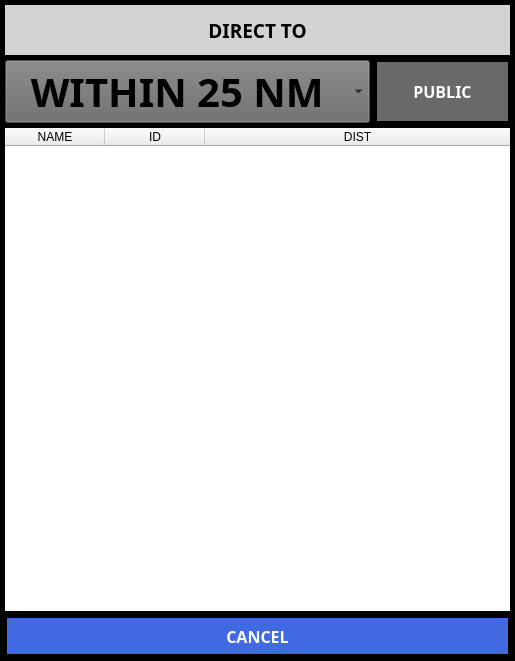
This is ui/AirportDialog.ui in UnexplodedMinds/Stratofier as Qt 5 draws it before an edit. The edited form follows.
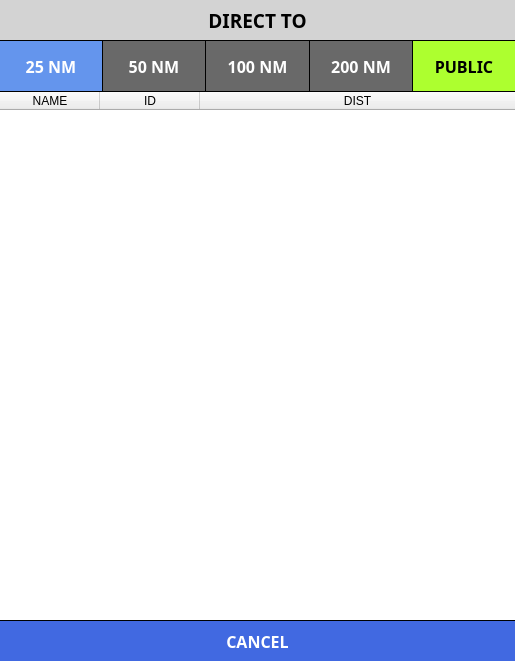
This is the edited form.

Diff of the .ui file:
```diff
--- a/ui/AirportDialog.ui
+++ b/ui/AirportDialog.ui
@@ -97,39 +97,209 @@
 	border: none;
 	background-color: DimGray;
 	color: white;
-	margin: 2px;
+	margin: 0px;
 }
 QPushButton::pressed
 {
 	border: none;
 	background-color: LightGray;
 	color: black;
-	margin: 2px;
-}
-QComboBox
-{
-	background-color: DimGray;
-	color: black;
+	margin: 0px;
 }
 </string>
   </property>
   <layout class="QGridLayout" name="gridLayout">
    <property name="leftMargin">
-    <number>5</number>
+    <number>0</number>
    </property>
    <property name="topMargin">
-    <number>5</number>
+    <number>0</number>
    </property>
    <property name="rightMargin">
-    <number>5</number>
+    <number>0</number>
    </property>
    <property name="bottomMargin">
-    <number>5</number>
+    <number>0</number>
    </property>
    <property name="spacing">
-    <number>5</number>
+    <number>1</number>
    </property>
-   <item row="0" column="0" colspan="2">
+   <item row="1" column="2">
+    <widget class="QPushButton" name="m_pRange100">
+     <property name="sizePolicy">
+      <sizepolicy hsizetype="MinimumExpanding" vsizetype="Minimum">
+       <horstretch>0</horstretch>
+       <verstretch>0</verstretch>
+      </sizepolicy>
+     </property>
+     <property name="minimumSize">
+      <size>
+       <width>0</width>
+       <height>50</height>
+      </size>
+     </property>
+     <property name="font">
+      <font>
+       <family>Droid Sans</family>
+       <pointsize>12</pointsize>
+       <weight>75</weight>
+       <bold>true</bold>
+      </font>
+     </property>
+     <property name="autoFillBackground">
+      <bool>false</bool>
+     </property>
+     <property name="text">
+      <string>100 NM</string>
+     </property>
+    </widget>
+   </item>
+   <item row="1" column="4">
+    <widget class="QPushButton" name="m_pAirportsButton">
+     <property name="sizePolicy">
+      <sizepolicy hsizetype="MinimumExpanding" vsizetype="Minimum">
+       <horstretch>0</horstretch>
+       <verstretch>0</verstretch>
+      </sizepolicy>
+     </property>
+     <property name="minimumSize">
+      <size>
+       <width>0</width>
+       <height>50</height>
+      </size>
+     </property>
+     <property name="font">
+      <font>
+       <family>Droid Sans</family>
+       <pointsize>12</pointsize>
+       <weight>75</weight>
+       <bold>true</bold>
+      </font>
+     </property>
+     <property name="autoFillBackground">
+      <bool>false</bool>
+     </property>
+     <property name="styleSheet">
+      <string notr="true">QPushButton
+{
+	border: none;
+	background-color: greenYellow;
+	color: black;
+	margin: 0px;
+}
+QPushButton::pressed
+{
+	border: none;
+	background-color: LightGray;
+	color: black;
+	margin: 0px;
+}
+</string>
+     </property>
+     <property name="text">
+      <string>PUBLIC</string>
+     </property>
+    </widget>
+   </item>
+   <item row="1" column="1">
+    <widget class="QPushButton" name="m_pRange50">
+     <property name="sizePolicy">
+      <sizepolicy hsizetype="MinimumExpanding" vsizetype="Minimum">
+       <horstretch>0</horstretch>
+       <verstretch>0</verstretch>
+      </sizepolicy>
+     </property>
+     <property name="minimumSize">
+      <size>
+       <width>0</width>
+       <height>50</height>
+      </size>
+     </property>
+     <property name="font">
+      <font>
+       <family>Droid Sans</family>
+       <pointsize>12</pointsize>
+       <weight>75</weight>
+       <bold>true</bold>
+      </font>
+     </property>
+     <property name="autoFillBackground">
+      <bool>false</bool>
+     </property>
+     <property name="text">
+      <string>50 NM</string>
+     </property>
+    </widget>
+   </item>
+   <item row="1" column="3">
+    <widget class="QPushButton" name="m_pRange200">
+     <property name="sizePolicy">
+      <sizepolicy hsizetype="MinimumExpanding" vsizetype="Minimum">
+       <horstretch>0</horstretch>
+       <verstretch>0</verstretch>
+      </sizepolicy>
+     </property>
+     <property name="minimumSize">
+      <size>
+       <width>0</width>
+       <height>50</height>
+      </size>
+     </property>
+     <property name="font">
+      <font>
+       <family>Droid Sans</family>
+       <pointsize>12</pointsize>
+       <weight>75</weight>
+       <bold>true</bold>
+      </font>
+     </property>
+     <property name="autoFillBackground">
+      <bool>false</bool>
+     </property>
+     <property name="text">
+      <string>200 NM</string>
+     </property>
+    </widget>
+   </item>
+   <item row="1" column="0">
+    <widget class="QPushButton" name="m_pRange25">
+     <property name="sizePolicy">
+      <sizepolicy hsizetype="MinimumExpanding" vsizetype="Minimum">
+       <horstretch>0</horstretch>
+       <verstretch>0</verstretch>
+      </sizepolicy>
+     </property>
+     <property name="minimumSize">
+      <size>
+       <width>0</width>
+       <height>50</height>
+      </size>
+     </property>
+     <property name="font">
+      <font>
+       <family>Droid Sans</family>
+       <pointsize>12</pointsize>
+       <weight>75</weight>
+       <bold>true</bold>
+      </font>
+     </property>
+     <property name="autoFillBackground">
+      <bool>false</bool>
+     </property>
+     <property name="styleSheet">
+      <string notr="true">QPushButton
+{
+	border: none;
+	background-color: CornflowerBlue;
+ 	margin: 0px; 
+}</string>
+     </property>
+     <property name="text">
+      <string>25 NM</string>
+     </property>
+    </widget>
+   </item>
+   <item row="0" column="0" colspan="5">
     <widget class="QLabel" name="m_pTitleLabel">
      <property name="sizePolicy">
       <sizepolicy hsizetype="MinimumExpanding" vsizetype="Minimum">
@@ -140,13 +310,13 @@
      <property name="minimumSize">
       <size>
        <width>0</width>
-       <height>50</height>
+       <height>40</height>
       </size>
      </property>
      <property name="maximumSize">
       <size>
        <width>16777215</width>
-       <height>50</height>
+       <height>40</height>
       </size>
      </property>
      <property name="font">
@@ -174,126 +344,7 @@
      </property>
     </widget>
    </item>
-   <item row="3" column="0" colspan="2">
-    <widget class="QPushButton" name="m_pCancelButton">
-     <property name="sizePolicy">
-      <sizepolicy hsizetype="MinimumExpanding" vsizetype="Minimum">
-       <horstretch>0</horstretch>
-       <verstretch>0</verstretch>
-      </sizepolicy>
-     </property>
-     <property name="minimumSize">
-      <size>
-       <width>0</width>
-       <height>40</height>
-      </size>
-     </property>
-     <property name="font">
-      <font>
-       <family>Droid Sans</family>
-       <pointsize>12</pointsize>
-       <weight>75</weight>
-       <bold>true</bold>
-      </font>
-     </property>
-     <property name="autoFillBackground">
-      <bool>false</bool>
-     </property>
-     <property name="styleSheet">
-      <string notr="true">QPushButton
-{
-	border: none;
-	background-color: RoyalBlue;
-	color: white;
-}
-QPushButton::pressed
-{
-	border: none;
-	background-color: CornflowerBlue;
-	color: black;
-}
-</string>
-     </property>
-     <property name="text">
-      <string>CANCEL</string>
-     </property>
-     <property name="iconSize">
-      <size>
-       <width>32</width>
-       <height>32</height>
-      </size>
-     </property>
-     <property name="autoDefault">
-      <bool>false</bool>
-     </property>
-    </widget>
-   </item>
-   <item row="1" column="1">
-    <widget class="QPushButton" name="m_pAirportsButton">
-     <property name="sizePolicy">
-      <sizepolicy hsizetype="MinimumExpanding" vsizetype="Minimum">
-       <horstretch>0</horstretch>
-       <verstretch>0</verstretch>
-      </sizepolicy>
-     </property>
-     <property name="font">
-      <font>
-       <family>Droid Sans</family>
-       <pointsize>12</pointsize>
-       <weight>75</weight>
-       <bold>true</bold>
-      </font>
-     </property>
-     <property name="text">
-      <string>PUBLIC</string>
-     </property>
-    </widget>
-   </item>
-   <item row="1" column="0">
-    <widget class="QComboBox" name="m_pDistCombo">
-     <property name="sizePolicy">
-      <sizepolicy hsizetype="MinimumExpanding" vsizetype="Fixed">
-       <horstretch>0</horstretch>
-       <verstretch>0</verstretch>
-      </sizepolicy>
-     </property>
-     <property name="minimumSize">
-      <size>
-       <width>0</width>
-       <height>50</height>
-      </size>
-     </property>
-     <property name="font">
-      <font>
-       <family>Droid Sans</family>
-       <pointsize>30</pointsize>
-       <weight>75</weight>
-       <bold>true</bold>
-      </font>
-     </property>
-     <item>
-      <property name="text">
-       <string>  WITHIN 25 NM</string>
-      </property>
-     </item>
-     <item>
-      <property name="text">
-       <string>  WITHIN 50 NM</string>
-      </property>
-     </item>
-     <item>
-      <property name="text">
-       <string>  WITHIN 100 NM</string>
-      </property>
-     </item>
-     <item>
-      <property name="text">
-       <string>  WITHIN 200 NM</string>
-      </property>
-     </item>
-    </widget>
-   </item>
-   <item row="2" column="0" colspan="2">
+   <item row="2" column="0" colspan="5">
     <widget class="QTableWidget" name="m_pAirportsTable">
      <property name="font">
       <font>
@@ -303,6 +354,9 @@
        <bold>true</bold>
       </font>
      </property>
+     <property name="autoFillBackground">
+      <bool>false</bool>
+     </property>
      <property name="styleSheet">
       <string notr="true">QTableWidget
 {
@@ -388,6 +442,62 @@
      </column>
     </widget>
    </item>
+   <item row="3" column="0" colspan="5">
+    <widget class="QPushButton" name="m_pCancelButton">
+     <property name="sizePolicy">
+      <sizepolicy hsizetype="MinimumExpanding" vsizetype="Minimum">
+       <horstretch>0</horstretch>
+       <verstretch>0</verstretch>
+      </sizepolicy>
+     </property>
+     <property name="minimumSize">
+      <size>
+       <width>0</width>
+       <height>40</height>
+      </size>
+     </property>
+     <property name="font">
+      <font>
+       <family>Droid Sans</family>
+       <pointsize>12</pointsize>
+       <weight>75</weight>
+       <bold>true</bold>
+      </font>
+     </property>
+     <property name="autoFillBackground">
+      <bool>false</bool>
+     </property>
+     <property name="styleSheet">
+      <string notr="true">QPushButton
+{
+	border: none;
+	background-color: RoyalBlue;
+	color: white;
+	margin: 0px;
+}
+QPushButton::pressed
+{
+	border: none;
+	background-color: CornflowerBlue;
+	color: black;
+	margin: 0px;
+}
+</string>
+     </property>
+     <property name="text">
+      <string>CANCEL</string>
+     </property>
+     <property name="iconSize">
+      <size>
+       <width>32</width>
+       <height>32</height>
+      </size>
+     </property>
+     <property name="autoDefault">
+      <bool>false</bool>
+     </property>
+    </widget>
+   </item>
   </layout>
  </widget>
  <resources>
```
